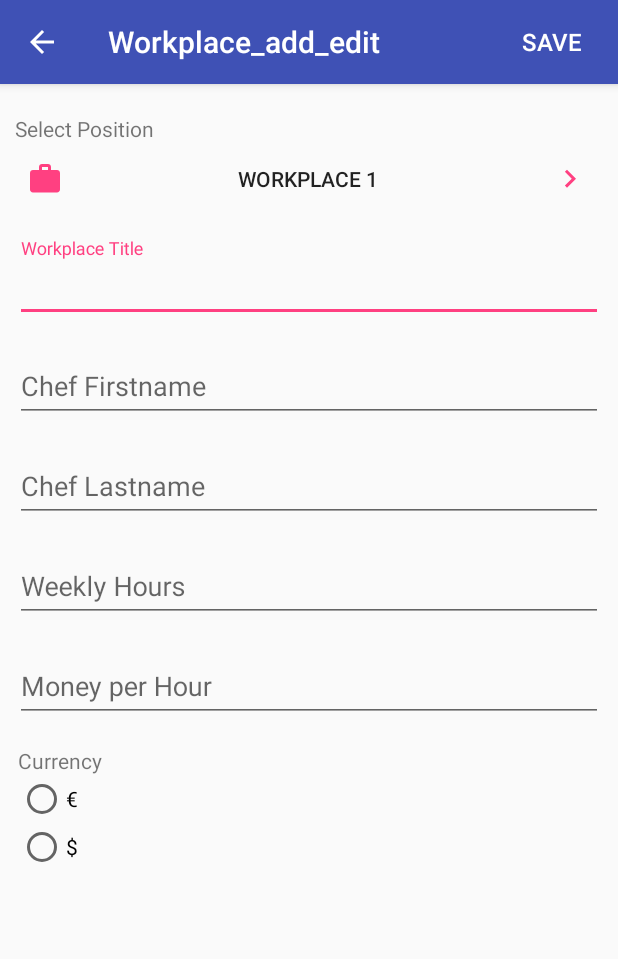
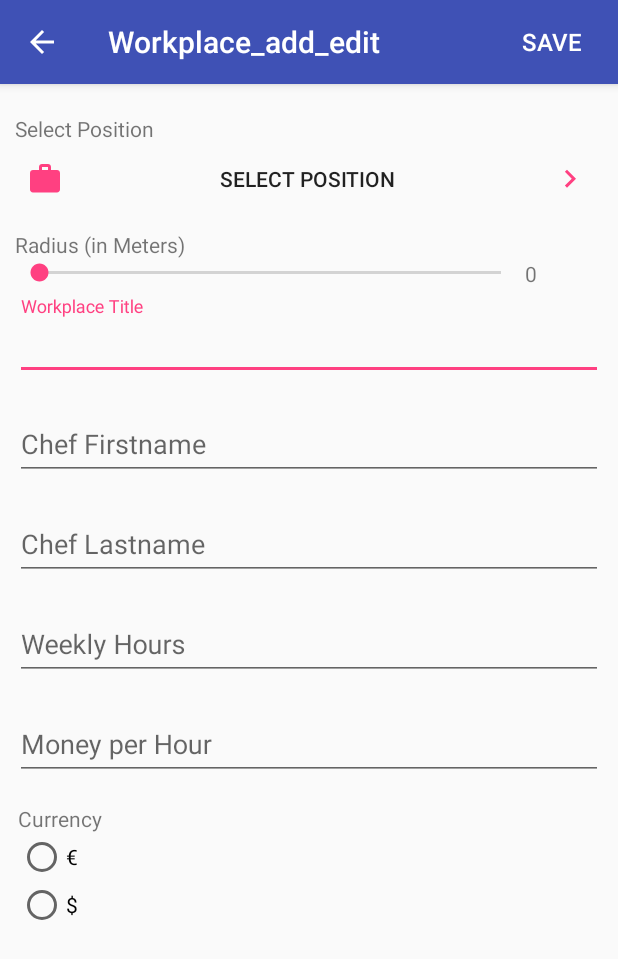
Before and after one commit to mx0c/Mobile-Computing-SS18, an Android app: the Workplace_add_edit screen opened directly, with no data from a screen before it, on a phone screen of 412 x 824 dp. Shown: the top 959 px of the screen. Run offline under Robolectric (Android 15) with nearby library versions, the phone set to English and light mode, and no system bars; our stand-ins replace Room's generated code; 2 statements that could not run were skipped.

Commit message:
fixed login behaviour that cursor started from password, a place can now be selected in the workplaces activity

```diff
--- a/app/build.gradle
+++ b/app/build.gradle
@@ -48,6 +48,7 @@ dependencies {
     implementation 'com.squareup.retrofit2:adapter-rxjava:2.1.0'
     implementation 'io.reactivex:rxjava:1.2.0'
     implementation 'io.reactivex:rxandroid:1.2.1'
+    implementation 'com.google.android.gms:play-services-places:10.2.0'
     testImplementation 'junit:junit:4.12'
     androidTestImplementation 'com.android.support.test:runner:1.0.1'
     androidTestImplementation 'com.android.support.test.espresso:espresso-core:3.0.1'
--- a/app/src/main/java/ss18/mc/positime/Workplace_add_edit.java
+++ b/app/src/main/java/ss18/mc/positime/Workplace_add_edit.java
@@ -17,7 +17,14 @@ import android.view.WindowManager;
 import android.widget.Button;
 import android.widget.RadioButton;
 import android.widget.RadioGroup;
+import android.widget.SeekBar;
+import android.widget.TextView;
 import android.widget.Toast;
+
+import com.google.android.gms.common.GooglePlayServicesNotAvailableException;
+import com.google.android.gms.common.GooglePlayServicesRepairableException;
+import com.google.android.gms.location.places.Place;
+import com.google.android.gms.location.places.ui.PlacePicker;
 
 import org.w3c.dom.Text;
 
@@ -28,6 +35,7 @@ import ss18.mc.positime.utils.Validation;
 
 public class Workplace_add_edit extends AppCompatActivity {
     private static String TAG = "Workplace_add_edit";
+    private final static int PLACE_PICKER_REQUEST = 999;
     SharedPreferences mSharedPreferences;
     BenutzerDatabase db;
     Toolbar toolbar;
@@ -40,6 +48,13 @@ public class Workplace_add_edit extends AppCompatActivity {
     RadioButton workplace_currency_radio1;
     RadioButton workplace_currency_radio2;
     Button workplace_btn_save;
+    Button workplace_select_posi;
+    TextView workplace_radius_seek;
+    SeekBar workplace_radius_seekbar;
+    Arbeitsort ao;
+
+    Double lat = 0.0;
+    Double lon = 0.0;
 
 
     @Override
@@ -54,6 +69,24 @@ public class Workplace_add_edit extends AppCompatActivity {
 
 
         checkIfCalledByIntent();
+
+
+        workplace_radius_seekbar.setOnSeekBarChangeListener(new SeekBar.OnSeekBarChangeListener() {
+            @Override
+            public void onProgressChanged(SeekBar seekBar, int i, boolean b) {
+                workplace_radius_seek.setText(String.valueOf(i));
+            }
+
+            @Override
+            public void onStartTrackingTouch(SeekBar seekBar) {
+
+            }
+
+            @Override
+            public void onStopTrackingTouch(SeekBar seekBar) {
+
+            }
+        });
     }
 
     /*
@@ -68,27 +101,35 @@ public class Workplace_add_edit extends AppCompatActivity {
         setSupportActionBar(toolbar);
         getSupportActionBar().setDisplayHomeAsUpEnabled(true);
 
+        //Database
+        db = BenutzerDatabase.getBenutzerDatabase(this);
+        ao = new Arbeitsort();
 
 
         //Edit / Add Workplace activity
-        workplace_name = (TextInputLayout) findViewById(R.id.workplace_name) ;
+        workplace_name = (TextInputLayout) findViewById(R.id.workplace_name);
         workplace_chef_ffname = (TextInputLayout) findViewById(R.id.workplace_chef_ffname);
         workplace_chef_llname = (TextInputLayout) findViewById(R.id.workplace_chef_lname);
         workplace_hr_per_week = (TextInputLayout) findViewById(R.id.workplace_hr_per_week);
         workplace_money_per_hr = (TextInputLayout) findViewById(R.id.workplace_money_per_hr);
-        workplace_currency_radioGroup =  (RadioGroup) findViewById(R.id.currency_radio) ;
+        workplace_currency_radioGroup = (RadioGroup) findViewById(R.id.currency_radio);
         workplace_currency_radio1 = (RadioButton) findViewById(R.id.currency_radio1);
-        workplace_currency_radio2 = (RadioButton) findViewById(R.id.currency_radio1);
+        workplace_currency_radio2 = (RadioButton) findViewById(R.id.currency_radio2);
         workplace_btn_save = (Button) findViewById(R.id.workplace_btn_save);
+        workplace_select_posi = (Button) findViewById(R.id.workplace_select_posi);
+        workplace_radius_seek = (TextView) findViewById(R.id.workplace_radius_seek);
+        workplace_radius_seekbar = (SeekBar) findViewById(R.id.workplace_radius_seekbar);
+
+        workplace_radius_seek.setText(String.valueOf(this.workplace_radius_seekbar.getProgress()));
     }
 
     private void initSharedPreferences() {
         mSharedPreferences = PreferenceManager.getDefaultSharedPreferences(this);
     }
 
-    private void checkIfCalledByIntent(){
+    private void checkIfCalledByIntent() {
         String source = getIntent().getExtras().getString("source");
-        switch(source){
+        switch (source) {
             case "edit":
                 loadWorkplaceData();
                 this.workplace_name.setEnabled(false);
@@ -102,14 +143,13 @@ public class Workplace_add_edit extends AppCompatActivity {
         }
     }
 
-    public void loadWorkplaceData(){
+    public void loadWorkplaceData() {
         String arbeitsort;
         String user = mSharedPreferences.getString(Constants.EMAIL, null);
         arbeitsort = getIntent().getExtras().getString("workplace"); //Get the name of the workplace, passed by the caller intent
 
         //Fetch data from Database
-        db = BenutzerDatabase.getBenutzerDatabase(this);
-        Arbeitsort ao = db.arbeitsortDAO().getOneArbeitsortForBenutzer(arbeitsort,user);
+        ao = db.arbeitsortDAO().getOneArbeitsortForBenutzer(arbeitsort, user);
 
         //Put text in all the views
         this.workplace_name.getEditText().setText(ao.getPlaceName());
@@ -118,64 +158,70 @@ public class Workplace_add_edit extends AppCompatActivity {
         this.workplace_hr_per_week.getEditText().setText(String.valueOf(ao.getWeeklyHours()));
         this.workplace_money_per_hr.getEditText().setText(String.valueOf(ao.getMoneyPerhour()));
 
+        this.workplace_radius_seekbar.setProgress(ao.getRadiusA());
+        this.workplace_radius_seek.setText(String.valueOf(ao.getRadiusA()));
+
         //Currency Handling
         try {
             String currency = ao.getCurrency();
-            if (ao.getCurrency().equals("€")){
+            if (ao.getCurrency().equals("€")) {
                 this.workplace_currency_radio1.setText(currency);
                 this.workplace_currency_radio1.setChecked(true);
             } else {
                 this.workplace_currency_radio2.setText(currency);
                 this.workplace_currency_radio2.setChecked(true);
             }
-        } catch (NullPointerException e){
+        } catch (NullPointerException e) {
             Log.d(TAG, "Currency was not set in database");
         }
 
-
-
-        //TODO SELECT LOCATION FOR WORKPLACE
+        //Temporary
+        this.workplace_select_posi.setText(String.valueOf(ao.getLatA()) + " , " + String.valueOf(ao.getLongA()));
     }
 
 
-    public void saveWorkplaceData(Boolean update){
+    public void saveWorkplaceData(Boolean update) {
         String arbeitsort;
         double weeklyHrs;
         double moneyPerHr;
 
         db = BenutzerDatabase.getBenutzerDatabase(this);
-        Arbeitsort ao = new Arbeitsort();
+        ao = new Arbeitsort();
 
         //Check if values have been entered before converting
-        if(this.workplace_hr_per_week.getEditText().getText().toString().equals("") || this.workplace_hr_per_week.getEditText().getText().equals(null)){
+        if (this.workplace_hr_per_week.getEditText().getText().toString().equals("") || this.workplace_hr_per_week.getEditText().getText().equals(null)) {
             weeklyHrs = 0;
         } else {
             weeklyHrs = Double.valueOf(this.workplace_hr_per_week.getEditText().getText().toString());
         }
 
-        if (this.workplace_money_per_hr.getEditText().getText().toString().equals("")){
+        if (this.workplace_money_per_hr.getEditText().getText().toString().equals("")) {
             moneyPerHr = 0;
         } else {
             moneyPerHr = Double.valueOf(this.workplace_money_per_hr.getEditText().getText().toString());
         }
+
 
         //Put text in all the views
         ao.setPlaceName(this.workplace_name.getEditText().getText().toString());
         ao.setChefFistName(this.workplace_chef_ffname.getEditText().getText().toString());
         ao.setChefLastName(this.workplace_chef_llname.getEditText().getText().toString());
         ao.setBenutzer_mail(mSharedPreferences.getString(Constants.EMAIL, ""));
+        ao.setRadiusA(this.workplace_radius_seekbar.getProgress());
         ao.setWeeklyHours(weeklyHrs);
         ao.setMoneyPerhour(moneyPerHr);
+        ao.setLongA(this.lon);
+        ao.setLatA(this.lat);
 
         //Currency Handling
-        if (this.workplace_currency_radio1.isChecked()){
+        if (this.workplace_currency_radio1.isChecked()) {
             ao.setCurrency(this.workplace_currency_radio1.getText().toString());
         } else if (this.workplace_currency_radio2.isChecked()) {
             ao.setCurrency(this.workplace_currency_radio2.getText().toString());
         }
 
         try {
-            if(update.equals(true)){
+            if (update.equals(true)) {
                 db.arbeitsortDAO().updateArbeitsort(ao);
                 Toast.makeText(this, R.string.workplace_updated, Toast.LENGTH_SHORT).show();
             } else {
@@ -183,10 +229,9 @@ public class Workplace_add_edit extends AppCompatActivity {
                 Toast.makeText(this, R.string.workplace_created, Toast.LENGTH_SHORT).show();
             }
 
-        } catch(SQLiteConstraintException e) {
+        } catch (SQLiteConstraintException e) {
             Toast.makeText(this, "Workplace with this name already exists, select another name!", Toast.LENGTH_SHORT).show();
         }
-
 
 
     }
@@ -199,7 +244,7 @@ public class Workplace_add_edit extends AppCompatActivity {
     public void onClick(View view) {
         switch (view.getId()) {
             case R.id.workplace_btn_save:
-                    if(getIntent().getExtras().getString("source").equals("edit")){ //if the activity is in edit mode and wants to save then an update needs to be executed
+                if (getIntent().getExtras().getString("source").equals("edit")) { //if the activity is in edit mode and wants to save then an update needs to be executed
                     saveWorkplaceData(true);
                     Intent workplace = new Intent(this, Workplace.class);
                     startActivity(workplace);
@@ -207,6 +252,19 @@ public class Workplace_add_edit extends AppCompatActivity {
                     saveWorkplaceData(false); //exectue a normal insert
                     Intent workplace = new Intent(this, Workplace.class);
                     startActivity(workplace);
+                }
+                break;
+            case R.id.workplace_select_posi:
+                PlacePicker.IntentBuilder builder = new PlacePicker.IntentBuilder();
+                try {
+                    // for activty
+                    startActivityForResult(builder.build(this), PLACE_PICKER_REQUEST);
+                    // for fragment
+                    //startActivityForResult(builder.build(this), PLACE_PICKER_REQUEST);
+                } catch (GooglePlayServicesRepairableException e) {
+                    e.printStackTrace();
+                } catch (GooglePlayServicesNotAvailableException e) {
+                    e.printStackTrace();
                 }
                 break;
         }
@@ -224,4 +282,23 @@ public class Workplace_add_edit extends AppCompatActivity {
         return super.onOptionsItemSelected(item);
     }
 
+    protected void onActivityResult(int requestCode, int resultCode, Intent data) {
+        if (requestCode == PLACE_PICKER_REQUEST) {
+            if (resultCode == RESULT_OK) {
+                Place place = PlacePicker.getPlace(data, this);
+                String toastMsg = String.format("Place: %s", place.getName());
+                Log.d(TAG, place.getLatLng().toString());
+                Toast.makeText(this, toastMsg, Toast.LENGTH_LONG).show();
+
+
+
+                Log.v(TAG, String.valueOf(place.getLatLng().latitude));
+
+                //TODO This solution is just temporary
+                this.lat = place.getLatLng().latitude;
+                this.lon = place.getLatLng().longitude;
+                this.workplace_select_posi.setText(this.lat.toString() + " , " + this.lon.toString()); //Set Place Name
             }
+        }
+    }
+}
--- a/app/src/main/java/ss18/mc/positime/utils/MyCustomAdapter.java
+++ b/app/src/main/java/ss18/mc/positime/utils/MyCustomAdapter.java
@@ -112,7 +112,6 @@ public class MyCustomAdapter extends BaseAdapter implements ListAdapter {
         editBtn.setOnClickListener(new View.OnClickListener() {
             @Override
             public void onClick(View v) {
-                Toast.makeText(v.getContext(), "Edit", Toast.LENGTH_SHORT).show();
                 Intent edit_workplace = new Intent(context, Workplace_add_edit.class);
                 edit_workplace.putExtra("source", "edit"); //TODO Add to constants
                 edit_workplace.putExtra("workplace", list.get(position).getPlaceName()); //TODO Add to constants
--- a/app/src/main/res/layout/content_workplace_add_edit.xml
+++ b/app/src/main/res/layout/content_workplace_add_edit.xml
@@ -31,7 +31,7 @@
                 android:text="Select Position" />
 
             <Button
-                android:id="@+id/workPlace1"
+                android:id="@+id/workplace_select_posi"
                 style="?android:attr/borderlessButtonStyle"
                 android:layout_width="match_parent"
                 android:layout_height="wrap_content"
@@ -42,7 +42,37 @@
                 android:drawableRight="@drawable/ic_keyboard_arrow_pink"
                 android:paddingLeft="8dp"
                 android:paddingRight="10dp"
-                android:text="Workplace 1" />
+                android:text="Select position"
+                android:onClick="onClick"/>
+
+            <TextView
+                android:id="@+id/seek_radius_title"
+                android:layout_width="match_parent"
+                android:layout_height="wrap_content"
+                android:layout_weight="1"
+                android:text="@string/workplace_radius" />
+
+            <LinearLayout
+                android:layout_width="match_parent"
+                android:layout_height="match_parent"
+                android:layout_weight="1"
+                android:orientation="horizontal">
+
+                <SeekBar
+                    android:id="@+id/workplace_radius_seekbar"
+                    android:layout_width="296dp"
+                    android:layout_height="wrap_content"
+                    android:layout_weight="1"
+                    android:max="200" />
+
+                <TextView
+                    android:id="@+id/workplace_radius_seek"
+                    android:layout_width="wrap_content"
+                    android:layout_height="wrap_content"
+                    android:layout_weight="1"
+                    android:text="0" />
+
+            </LinearLayout>
 
             <android.support.design.widget.TextInputLayout
                 android:id="@+id/workplace_name"
--- a/app/src/main/res/values/strings.xml
+++ b/app/src/main/res/values/strings.xml
@@ -1,4 +1,8 @@
 <resources>
+    <!-- Google Maps API Key -->
+    <string name="map_api_key">AIzaSyCeULOnxNwDi2sKBH-Fv7WKV4TERDF-qnw</string>
+
+
     <!--Activities-->
     <string name="app_name">PosiTime</string>
     <string name="register_activity">Registration</string>
@@ -25,6 +29,7 @@
     <string name="workplace_currency_radio2">$</string>
     <string name="workplace_title_positionSelection">Select Position</string>
     <string name="workplace_btn_save">Save</string>
+    <string name="workplace_radius">Radius (in Meters)</string>
 
 
 
```
Also changed, not shown: app/src/main/AndroidManifest.xml (+13 -0 lines), app/src/main/res/layout/activity_login_screen.xml (+18 -18 lines). Lines whose indentation alone changed are shown as unchanged.
